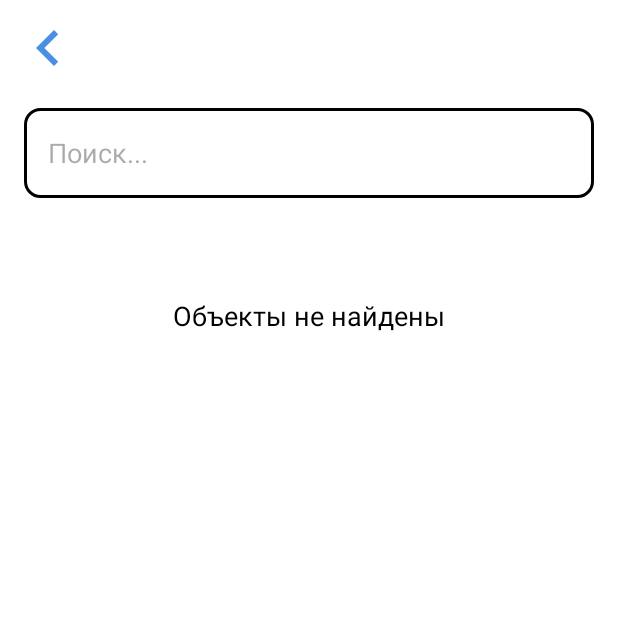
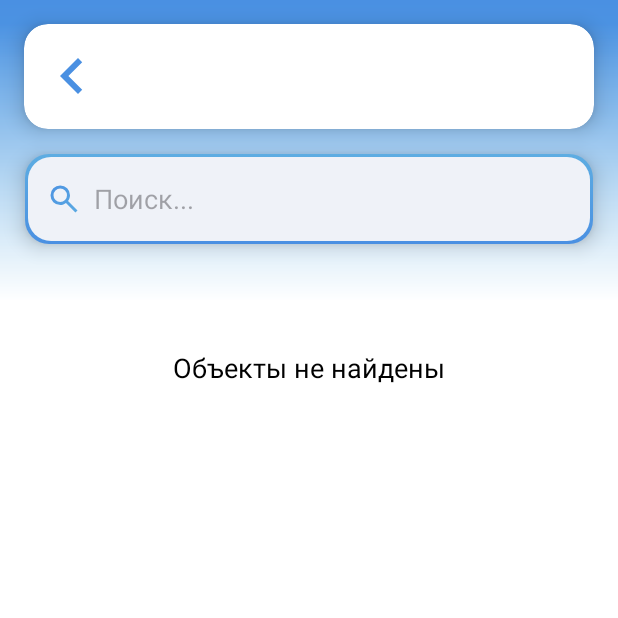
Before and after one commit to id12526/qr-app-study, an Android app: the ListActivity screen opened directly, with no data from a screen before it, on a phone screen of 412 x 824 dp, the top half of it. Run offline under Robolectric (Android 15) with nearby library versions, the phone set to English and light mode, and no system bars; our stand-ins replace Firebase (no records; nobody signed in at launch, a user with empty details on screens opened directly).

Commit message:
List activity (дизайн)

```diff
--- a/app/src/main/java/com/example/scaner/ListActivity.kt
+++ b/app/src/main/java/com/example/scaner/ListActivity.kt
@@ -1,17 +1,21 @@
 package com.example.scaner
 
+import android.content.Context
 import android.content.Intent
 import android.os.Bundle
 import android.text.Editable
 import android.text.TextWatcher
 import android.view.View
 import android.view.ViewGroup
+import android.view.inputmethod.InputMethodManager
 import android.widget.ArrayAdapter
 import android.widget.EditText
 import android.widget.ImageButton
+import android.widget.ListView
 import android.widget.TextView
 import android.widget.Toast
 import androidx.appcompat.app.AppCompatActivity
+import androidx.core.content.ContextCompat
 import com.example.scaner.databinding.ActivityListBinding
 import com.google.firebase.database.*
 
@@ -30,7 +34,7 @@ class ListActivity : AppCompatActivity() {
         setContentView(binding.root)
 
         // Настройка цветов статус-бара и навигационной панели
-        window.statusBarColor = resources.getColor(android.R.color.white, theme)
+        window.statusBarColor = resources.getColor(R.color.gradient_1, theme)
         window.navigationBarColor = resources.getColor(android.R.color.white, theme)
         window.decorView.systemUiVisibility = (
                 View.SYSTEM_UI_FLAG_LIGHT_STATUS_BAR or
@@ -41,6 +45,26 @@ class ListActivity : AppCompatActivity() {
         val backButton = findViewById<ImageButton>(R.id.back_button)
         backButton.setOnClickListener {
             finish()
+        }
+
+        setupFocusChange(findViewById(R.id.searchEditText), R.drawable.ic_search_gradient, R.drawable.ic_search)
+
+        val rootLayout = findViewById<View>(R.id.root_layout)
+        val listView = findViewById<ListView>(R.id.listView)
+
+        rootLayout.setOnClickListener {
+            // Снимаем фокус с EditText
+            currentFocus?.let { view ->
+                val imm = getSystemService(Context.INPUT_METHOD_SERVICE) as InputMethodManager
+                imm.hideSoftInputFromWindow(view.windowToken, 0)
+                view.clearFocus()
+            }
+        }
+
+        listView.setOnTouchListener { _, _ ->
+            // Передаем клик на root_layout
+            rootLayout.performClick()
+            false // Возвращаем false, чтобы ListView продолжал обрабатывать свои события
         }
 
         // Получаем название категории из Intent
@@ -93,6 +117,24 @@ class ListActivity : AppCompatActivity() {
         binding.listView.setOnItemClickListener { _, _, position, _ ->
             val selectedItem = productList[position]
             navigateToDetailActivity(selectedItem)
+        }
+    }
+
+    private fun setupFocusChange(editText: EditText, focusedDrawableRes: Int, defaultDrawableRes: Int) {
+        editText.setOnFocusChangeListener { _, hasFocus ->
+            // Получаем текущие compoundDrawables
+            val currentDrawables = editText.compoundDrawables
+
+            // Определяем новую левую иконку в зависимости от фокуса
+            val newLeftDrawable = ContextCompat.getDrawable(this, if (hasFocus) focusedDrawableRes else defaultDrawableRes)?.mutate()
+
+            // Устанавливаем новые compoundDrawables, сохраняя правую иконку (глаз)
+            editText.setCompoundDrawablesWithIntrinsicBounds(
+                newLeftDrawable, // Левая иконка
+                currentDrawables[1], // Верхняя иконка (если есть)
+                currentDrawables[2], // Правая иконка (глаз)
+                currentDrawables[3]  // Нижняя иконка (если есть)
+            )
         }
     }
 
--- /dev/null
+++ b/app/src/main/res/drawable/ic_search.xml
@@ -0,0 +1,9 @@
+<vector xmlns:android="http://schemas.android.com/apk/res/android"
+    android:width="24dp"
+    android:height="24dp"
+    android:viewportWidth="960"
+    android:viewportHeight="960">
+  <path
+      android:pathData="M784,840 L532,588q-30,24 -69,38t-83,14q-109,0 -184.5,-75.5T120,380q0,-109 75.5,-184.5T380,120q109,0 184.5,75.5T640,380q0,44 -14,83t-38,69l252,252 -56,56ZM380,560q75,0 127.5,-52.5T560,380q0,-75 -52.5,-127.5T380,200q-75,0 -127.5,52.5T200,380q0,75 52.5,127.5T380,560Z"
+      android:fillColor="@color/like_hint"/>
+</vector>
--- /dev/null
+++ b/app/src/main/res/drawable/ic_search_gradient.xml
@@ -0,0 +1,20 @@
+<vector xmlns:android="http://schemas.android.com/apk/res/android"
+    xmlns:aapt="http://schemas.android.com/aapt"
+    android:width="24dp"
+    android:height="24dp"
+    android:viewportWidth="960"
+    android:viewportHeight="960">
+    <path
+        android:pathData="M784,840 L532,588q-30,24 -69,38t-83,14q-109,0 -184.5,-75.5T120,380q0,-109 75.5,-184.5T380,120q109,0 184.5,75.5T640,380q0,44 -14,83t-38,69l252,252 -56,56ZM380,560q75,0 127.5,-52.5T560,380q0,-75 -52.5,-127.5T380,200q-75,0 -127.5,52.5T200,380q0,75 52.5,127.5T380,560Z" >
+        <aapt:attr name="android:fillColor">
+            <gradient
+                android:type="linear"
+                android:startX="0"
+                android:startY="0"
+                android:endX="960"
+                android:endY="960"
+                android:startColor="@color/gradient_1"
+                android:endColor="@color/gradient_2" />
+        </aapt:attr>
+    </path>
+</vector>
--- a/app/src/main/res/layout/activity_list.xml
+++ b/app/src/main/res/layout/activity_list.xml
@@ -1,27 +1,59 @@
 <?xml version="1.0" encoding="utf-8"?>
-<androidx.constraintlayout.widget.ConstraintLayout xmlns:android="http://schemas.android.com/apk/res/android"
+<androidx.constraintlayout.widget.ConstraintLayout
+    xmlns:android="http://schemas.android.com/apk/res/android"
+    xmlns:app="http://schemas.android.com/apk/res-auto"
+    android:id="@+id/root_layout"
     android:layout_width="match_parent"
     android:layout_height="match_parent"
-    xmlns:app="http://schemas.android.com/apk/res-auto"
-    android:background="@color/white">
+    android:background="@android:color/white">
 
-    <!-- Верхнее меню с кнопкой "Назад" и текстом -->
-    <LinearLayout
-        android:id="@+id/top_menu"
+    <!-- Градиентный фон -->
+    <View
+        android:id="@+id/blue_background"
+        android:layout_width="0dp"
+        android:layout_height="200dp"
+        android:background="@drawable/main_gradient_inverse"
+        app:layout_constraintTop_toTopOf="parent"
+        app:layout_constraintStart_toStartOf="parent"
+        app:layout_constraintEnd_toEndOf="parent" />
+
+    <View
+        android:layout_width="0dp"
+        android:layout_height="185dp"
+        android:background="@drawable/gradient_mask"
+        app:layout_constraintTop_toBottomOf="@id/blue_background"
+        app:layout_constraintTop_toTopOf="@id/top_card"
+        app:layout_constraintStart_toStartOf="parent"
+        app:layout_constraintEnd_toEndOf="parent" />
+
+    <!-- Верхняя панель с CardView -->
+    <androidx.cardview.widget.CardView
+        android:id="@+id/top_card"
         android:layout_width="0dp"
         android:layout_height="wrap_content"
-        android:orientation="horizontal"
-        android:layout_margin="8dp"
-        android:elevation="4dp"
+        android:layout_margin="16dp"
+        app:cardCornerRadius="16dp"
+        app:cardElevation="8dp"
+        app:cardBackgroundColor="@android:color/white"
         app:layout_constraintTop_toTopOf="parent"
         app:layout_constraintStart_toStartOf="parent"
         app:layout_constraintEnd_toEndOf="parent">
+
+        <LinearLayout
+            android:id="@+id/top_menu"
+            android:layout_width="match_parent"
+            android:layout_height="70dp"
+            android:orientation="horizontal"
+            android:padding="8dp"
+            android:clipToPadding="false"
+            android:clipChildren="false"
+            android:elevation="4dp">
 
             <ImageButton
                 android:id="@+id/back_button"
                 android:layout_width="48dp"
                 android:layout_height="48dp"
-            android:background="?android:attr/selectableItemBackground"
+                android:background="?attr/selectableItemBackgroundBorderless"
                 android:src="@drawable/ic_back_arrow_black"
                 android:contentDescription="Back button"
                 android:elevation="4dp"
@@ -33,21 +65,38 @@
                 android:id="@+id/categoryTitle"
                 android:layout_width="wrap_content"
                 android:layout_height="wrap_content"
+                android:layout_weight="1"
+                android:gravity="center"
                 android:text="Категория"
                 android:textSize="24sp"
                 android:textStyle="bold"
-            android:textColor="@android:color/black"
+                android:textColor="@color/gradient_1"
                 android:layout_gravity="center_vertical"
-            android:paddingStart="12dp" />
+                android:elevation="4dp" />
+
+            <ImageButton
+                android:id="@+id/icNull"
+                android:layout_width="48dp"
+                android:layout_height="48dp"
+                android:background="@null"
+                android:src="@drawable/ic_null"
+                android:contentDescription="null"
+                android:layout_gravity="center_vertical"
+                android:scaleType="center"
+                android:elevation="4dp"
+                android:adjustViewBounds="true" />
         </LinearLayout>
+    </androidx.cardview.widget.CardView>
 
     <!-- Основная часть с элементами -->
     <LinearLayout
         android:orientation="vertical"
-        android:layout_width="0dp"
+        android:layout_width="match_parent"
         android:layout_height="0dp"
-        android:layout_margin="16dp"
-        app:layout_constraintTop_toBottomOf="@id/top_menu"
+        android:layout_margin="1dp"
+        android:clipToPadding="false"
+        android:clipChildren="false"
+        app:layout_constraintTop_toBottomOf="@id/top_card"
         app:layout_constraintStart_toStartOf="parent"
         app:layout_constraintEnd_toEndOf="parent"
         app:layout_constraintBottom_toBottomOf="parent">
@@ -57,21 +106,32 @@
             android:id="@+id/searchEditText"
             android:layout_width="match_parent"
             android:layout_height="60dp"
+            android:layout_marginStart="15dp"
+            android:layout_marginEnd="15dp"
+            android:layout_marginTop="15dp"
+            android:background="@drawable/edittext_background"
+            android:layout_marginBottom="20dp"
             android:hint="Поиск..."
-            android:inputType="text"
-            android:padding="16dp"
+            android:gravity="start|center_vertical"
+            android:padding="14dp"
             android:maxLines="1"
             android:singleLine="true"
-            android:background="@drawable/butt_border"
-            android:layout_marginBottom="16dp" />
+            android:elevation="2dp"
+            android:drawableStart="@drawable/ic_search"
+            android:drawablePadding="8dp"
+            android:textColor="@color/black"
+            android:stateListAnimator="@animator/edittext_focus_animator" />
 
         <!-- Список компонентов -->
         <ListView
             android:id="@+id/listView"
             android:layout_width="match_parent"
             android:layout_height="match_parent"
-            android:divider="@android:color/transparent"
-            android:dividerHeight="1dp" />
+            android:divider="@drawable/divider"
+            android:layout_marginStart="17dp"
+            android:layout_marginEnd="17dp"
+            android:dividerHeight="1dp"
+            android:focusableInTouchMode="true" />
 
         <!-- Сообщение, когда нет результатов -->
         <TextView
@@ -85,5 +145,4 @@
             android:visibility="gone" /> <!-- Скрываем по умолчанию -->
 
     </LinearLayout>
-
 </androidx.constraintlayout.widget.ConstraintLayout>
--- a/app/src/main/res/layout/activity_main.xml
+++ b/app/src/main/res/layout/activity_main.xml
@@ -2,7 +2,6 @@
 <androidx.constraintlayout.widget.ConstraintLayout
     xmlns:android="http://schemas.android.com/apk/res/android"
     xmlns:app="http://schemas.android.com/apk/res-auto"
-    xmlns:tools="http://schemas.android.com/tools"
     android:id="@+id/root_layout"
     android:layout_width="match_parent"
     android:layout_height="match_parent"
```
Lines whose indentation alone changed are shown as unchanged.
